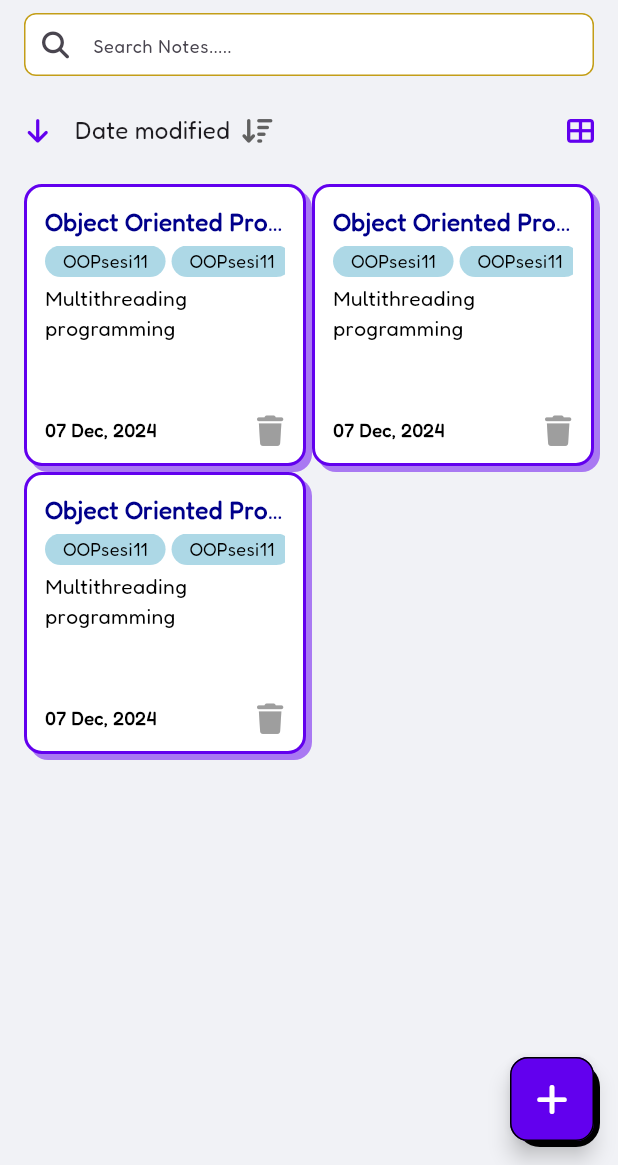
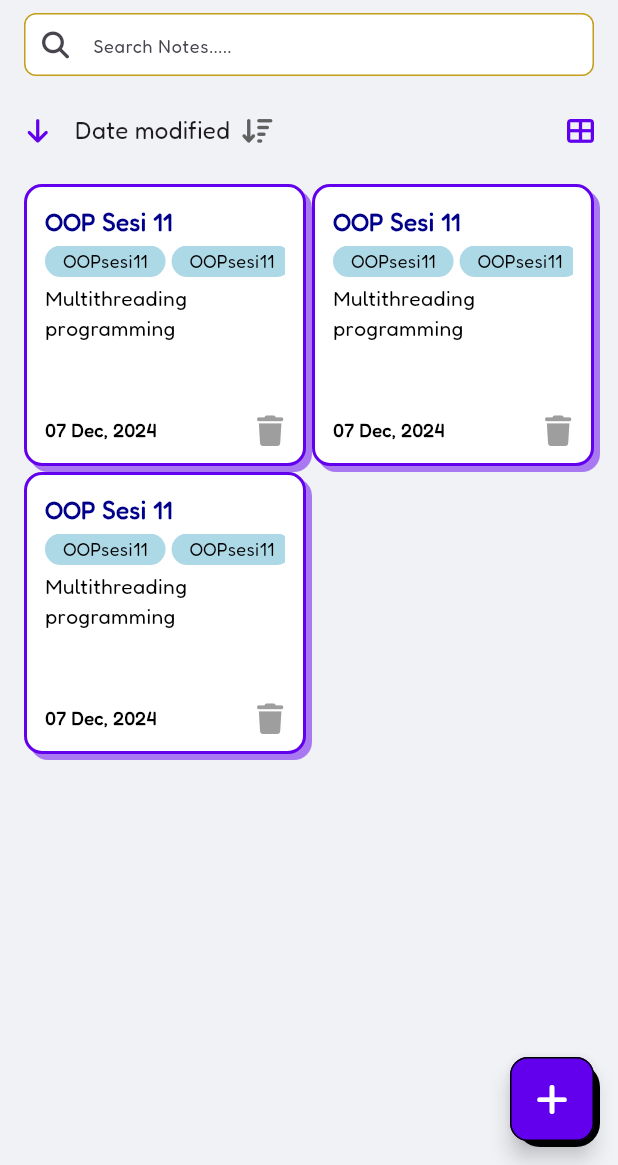
Before and after one commit to MichaelSuthirta/Flexinote, a Flutter app: the CatatanMainPage screen opened by its route, on a phone screen of 412 x 824 dp, the part 71-1236 px from its top. Run offline on Flutter 3.47's test engine with Material 3 defaults, Android fonts, the light colour scheme and no system bars; our stand-ins replace font_awesome_flutter; missing offline and left inert: pdfx.

Commit message:
Feat: Created parameter for note card.

```diff
--- a/lib/catatan_pages/note_card.dart
+++ b/lib/catatan_pages/note_card.dart
@@ -3,8 +3,10 @@ import 'package:font_awesome_flutter/font_awesome_flutter.dart';
 const Color primary = Color(0xFF6200EE);
 
 class NoteCard extends StatelessWidget {
+  final String? title;
   const NoteCard({
     required this.isInGrid,
+    this.title,
     super.key,
   });
 
@@ -12,6 +14,10 @@ class NoteCard extends StatelessWidget {
 
   @override
   Widget build(BuildContext context) {
+
+    //If title is null, the title is "Untitled"
+    String noteTitle = title ?? "Untitled";
+
     return Container(
       decoration: BoxDecoration(
           color: Colors.white,
@@ -29,7 +35,7 @@ class NoteCard extends StatelessWidget {
         crossAxisAlignment: CrossAxisAlignment.start,
         children: [
           Text(
-            'Object Oriented Programming',
+            noteTitle,
             maxLines: 1,
             overflow: TextOverflow.ellipsis,
             style: TextStyle(fontWeight: FontWeight.bold,
--- a/lib/catatan_pages/note_grid.dart
+++ b/lib/catatan_pages/note_grid.dart
@@ -16,7 +16,10 @@ class NotesGrid extends StatelessWidget {
         mainAxisSpacing: 4,
       ),
       itemBuilder: (context, int index) {
-        return NoteCard(isInGrid: true,);
+        return NoteCard(
+          isInGrid: true,
+          title: "OOP Sesi 11"
+        );
       },
     );
   }
--- a/lib/catatan_pages/note_list.dart
+++ b/lib/catatan_pages/note_list.dart
@@ -15,7 +15,9 @@ class _NotesListState extends State<NotesList> {
       clipBehavior: Clip.none,
       itemCount: 3,
       itemBuilder: (context, index) {
-        return NoteCard(isInGrid: false,
+        return NoteCard(
+          isInGrid: false,
+          title: "OOP Sesi 11"
         );
       },
       separatorBuilder: (context, index) => SizedBox(height: 8),
```
